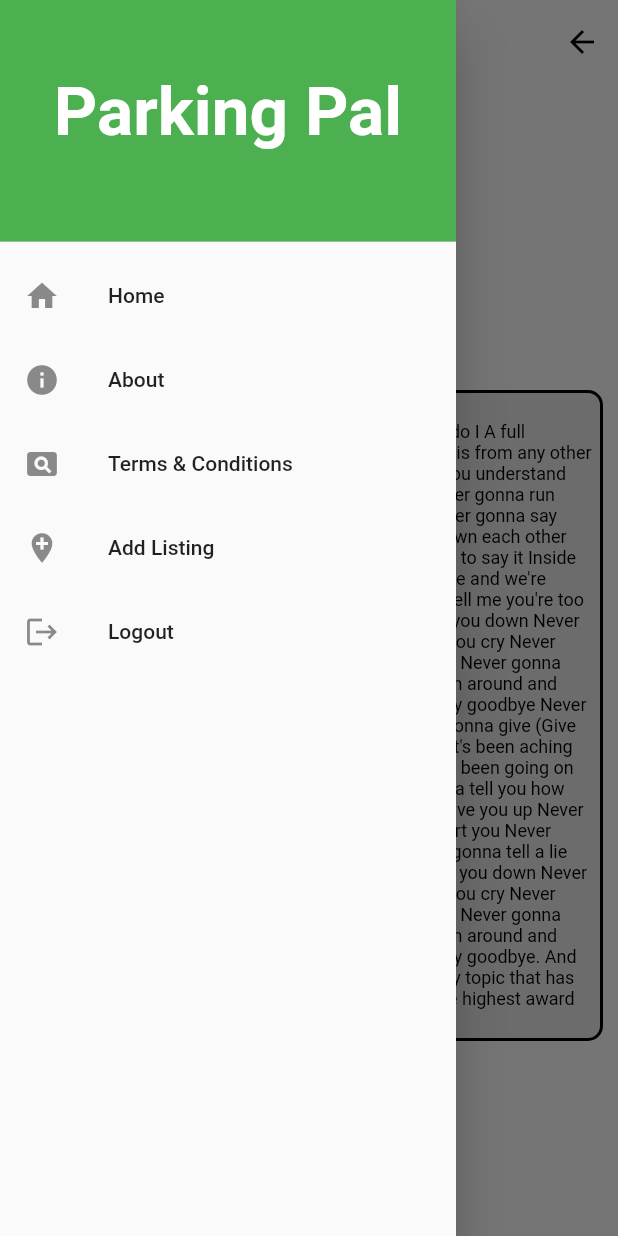
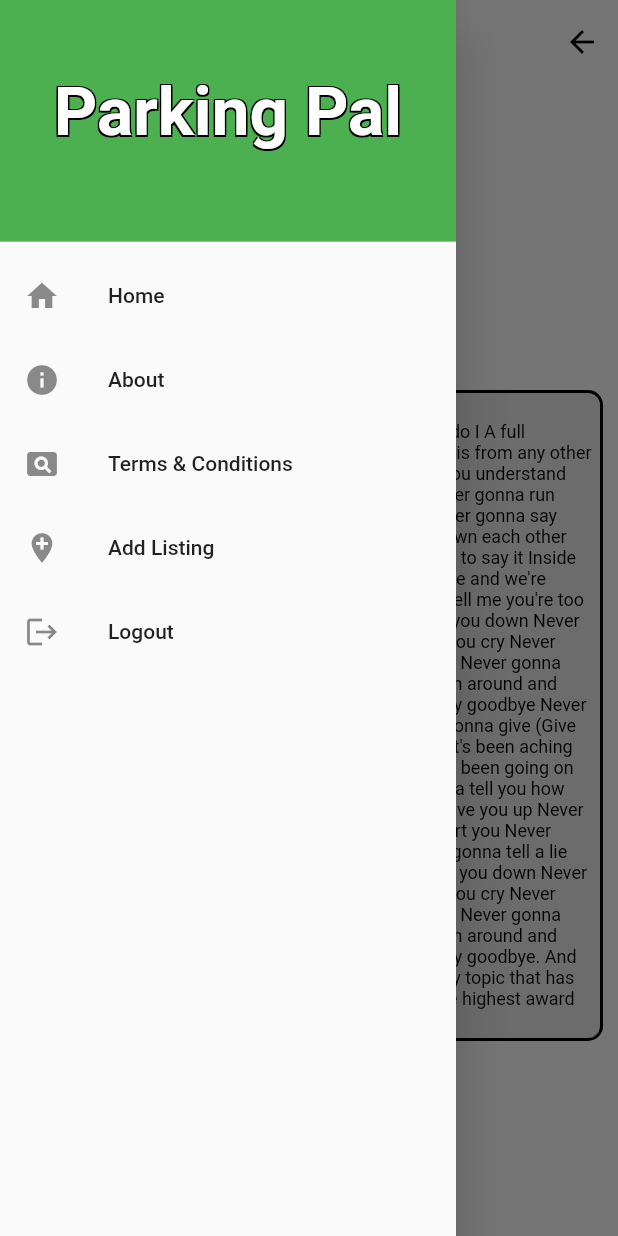
Before and after one commit to amantham20/ParkingPal, a Flutter app: the HomeTermsPage screen opened directly, with the side drawer open, on a phone screen of 412 x 824 dp. Run offline on Flutter 3.47's test engine with Material 2 defaults, Android fonts, the phone set to English and light mode, and no system bars; our stand-ins replace cloud_firestore, firebase_auth, firebase_core; missing offline and left inert: geoflutterfire2, latlng, map; accounts and stored records are empty.

Commit message:
menu looks

```diff
--- a/lib/comp/customdrawabout.dart
+++ b/lib/comp/customdrawabout.dart
@@ -29,8 +29,7 @@ class _CustomDrawerState extends State<CustomDrawabout> {
         children: <Widget>[
           const DrawerHeader(
             child: Padding(
-              padding: EdgeInsets.only(
-                  right: 10, left: 10, bottom: 20, top: 0),
+              padding: EdgeInsets.only(right: 10, left: 10, bottom: 20, top: 0),
               child: Center(
                 child: Text(
                   'Parking Pal',
@@ -43,7 +42,7 @@ class _CustomDrawerState extends State<CustomDrawabout> {
               ),
             ),
             decoration: BoxDecoration(
-              color: Colors.green,
+              color: Color.fromARGB(255, 4, 117, 9),
             ),
           ),
           ListTile(
--- a/lib/comp/customdrawhometerms.dart
+++ b/lib/comp/customdrawhometerms.dart
@@ -27,14 +27,28 @@ class _CustomDrawerState extends State<CustomDrawhometerms> {
       child: ListView(
         padding: EdgeInsets.zero,
         children: <Widget>[
-          const DrawerHeader(
+          DrawerHeader(
             child: Padding(
-              padding: EdgeInsets.only(
+              padding: const EdgeInsets.only(
                   right: 10, left: 10, bottom: 20, top: 0),
               child: Center(
                 child: Text(
                   'Parking Pal',
                   style: TextStyle(
+                      shadows: [
+                        Shadow(
+                            offset: Offset(-border, -border),
+                            color: Colors.black),
+                        Shadow(
+                            offset: Offset(border, border),
+                            color: Colors.black),
+                        Shadow(
+                            offset: Offset(border, -border),
+                            color: Colors.black),
+                        Shadow(
+                            offset: Offset(-border, border),
+                            color: Colors.black),
+                      ],
                       fontWeight: FontWeight.bold,
                       fontSize: 45,
                       color: Colors.white,
@@ -42,7 +56,7 @@ class _CustomDrawerState extends State<CustomDrawhometerms> {
                 ),
               ),
             ),
-            decoration: BoxDecoration(
+            decoration: const BoxDecoration(
               color: Colors.green,
             ),
           ),
```
Also changed, not shown: lib/comp/customdrawhome.dart (+19 -5 lines), lib/comp/customdrawlisting.dart (+17 -3 lines).
